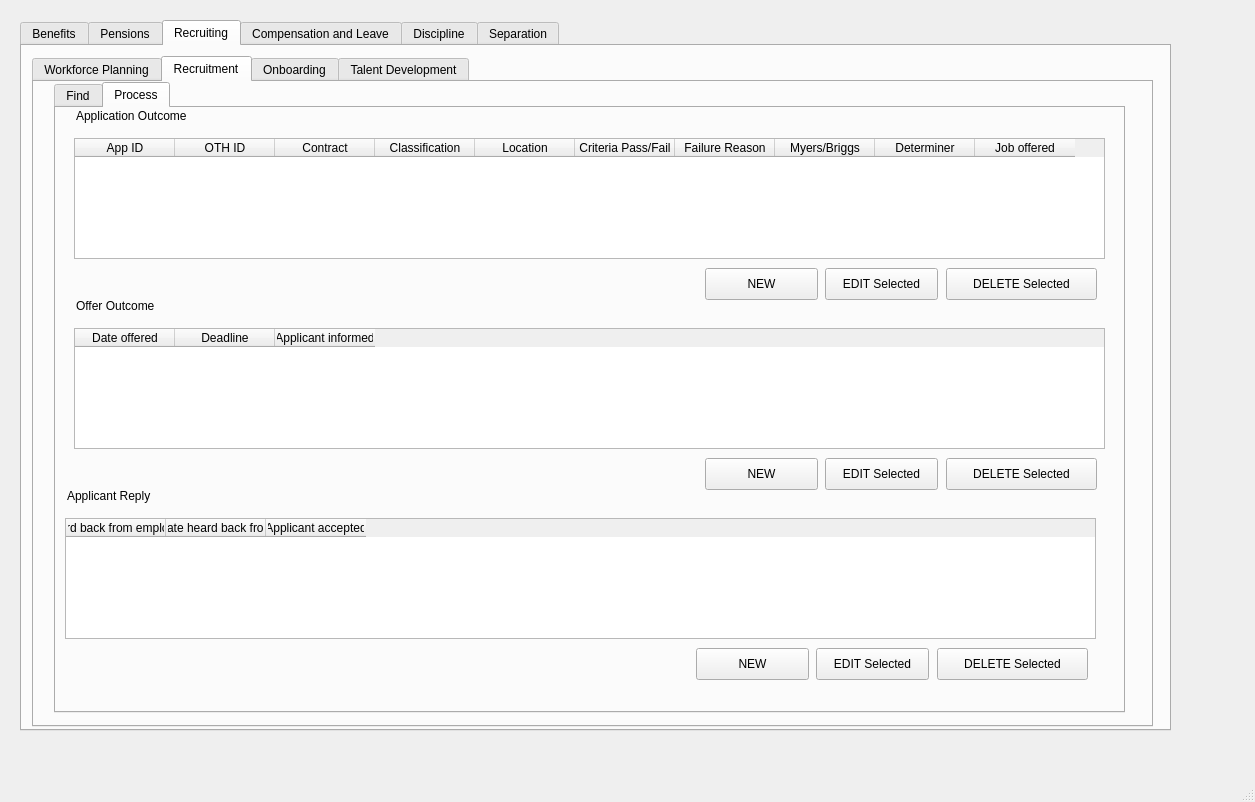
Qt form hrPortal.ui (i-Technology/HR_Portal) before a commit.
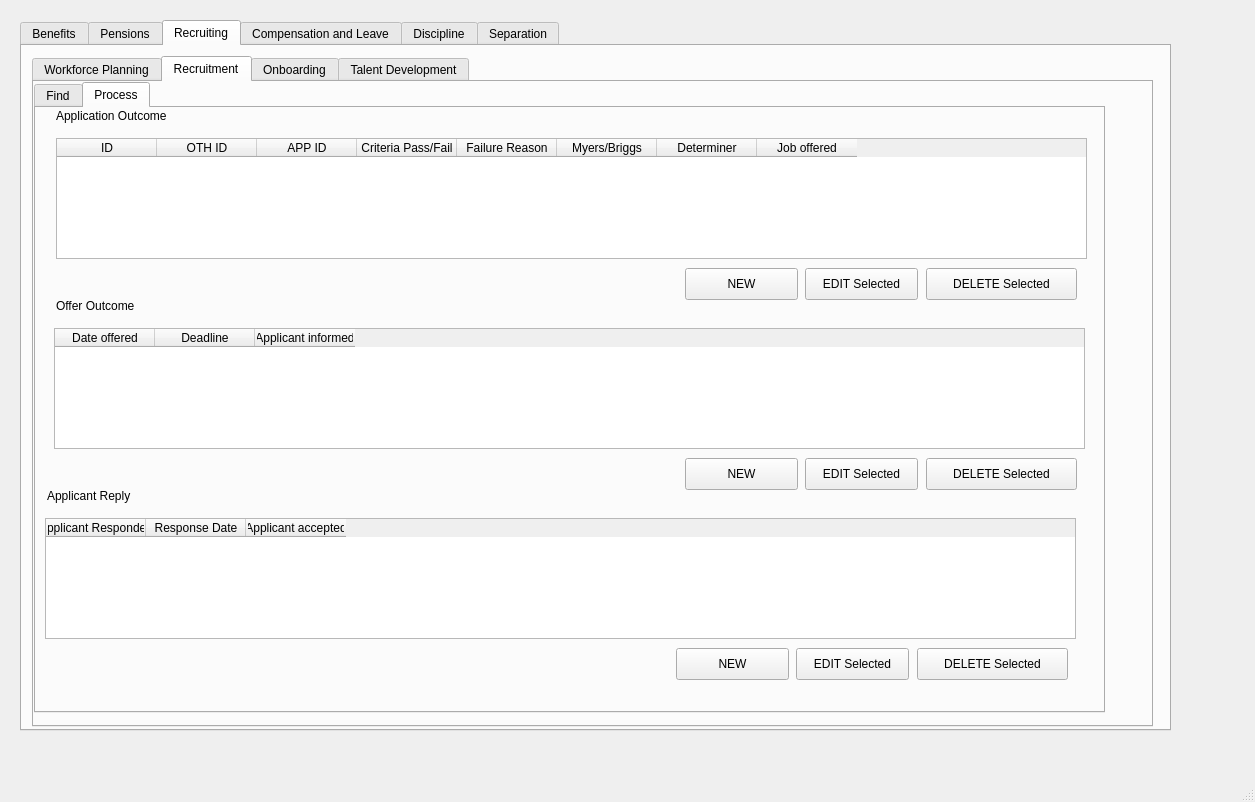
The same form after that commit. The open tabs and pages were chosen to show the change.

Commit message:
Updated and integrated new .ui’s
Updated and integrated new .ui’s
Split yaml files to separate app settings from connection settings

```diff
--- a/hrPortal.ui
+++ b/hrPortal.ui
@@ -64,7 +64,7 @@
        <widget class="QTabWidget" name="hrRecruitingRecruitmentTabWidget">
         <property name="geometry">
          <rect>
-          <x>20</x>
+          <x>0</x>
           <y>0</y>
           <width>1071</width>
           <height>631</height>
@@ -459,7 +459,7 @@
          <widget class="QTableWidget" name="applicationOutcomeTableWidget">
           <property name="geometry">
            <rect>
-            <x>18</x>
+            <x>20</x>
             <y>30</y>
             <width>1031</width>
             <height>121</height>
@@ -470,7 +470,7 @@
           </attribute>
           <column>
            <property name="text">
-            <string>App ID</string>
+            <string>ID</string>
            </property>
           </column>
           <column>
@@ -480,17 +480,7 @@
           </column>
           <column>
            <property name="text">
-            <string>Contract</string>
-           </property>
-          </column>
-          <column>
-           <property name="text">
-            <string>Classification</string>
-           </property>
-          </column>
-          <column>
-           <property name="text">
-            <string>Location</string>
+            <string>APP ID</string>
            </property>
           </column>
           <column>
@@ -662,12 +652,12 @@
           </property>
           <column>
            <property name="text">
-            <string>Heard back from employee</string>
+            <string>Applicant Responded</string>
            </property>
           </column>
           <column>
            <property name="text">
-            <string>Date heard back from</string>
+            <string>Response Date</string>
            </property>
           </column>
           <column>
```
Left out of the diff: 41 changed lines with no effect on the pictures. The commit also changes 7 other files.
